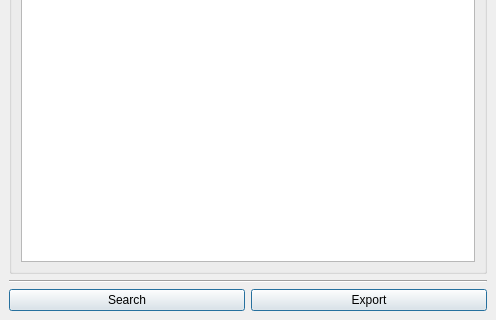
Qt form Vectors/Vectors_dialog_base.ui (nagyistge/DGConnect) before a commit; both pictures show x 0 to 496 and y 638 to 958 of the 496 by 958 pixel window.
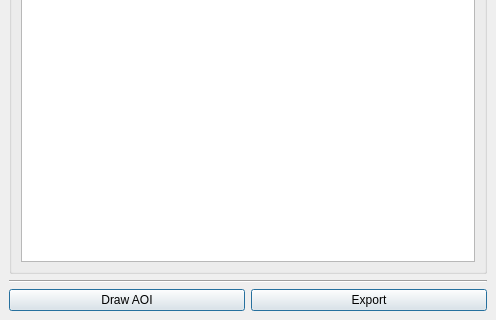
The same form after that commit.

Commit message: Add draw aoi to vector

```diff
--- a/Vectors/Vectors_dialog_base.ui
+++ b/Vectors/Vectors_dialog_base.ui
@@ -163,7 +163,7 @@
         <item>
          <widget class="QPushButton" name="search_button">
           <property name="text">
-           <string>Search</string>
+           <string>Draw AOI</string>
           </property>
           <property name="default">
            <bool>true</bool>
```
Left out of the diff: 2 changed lines with no effect on the pictures. The commit also changes 4 other files.
